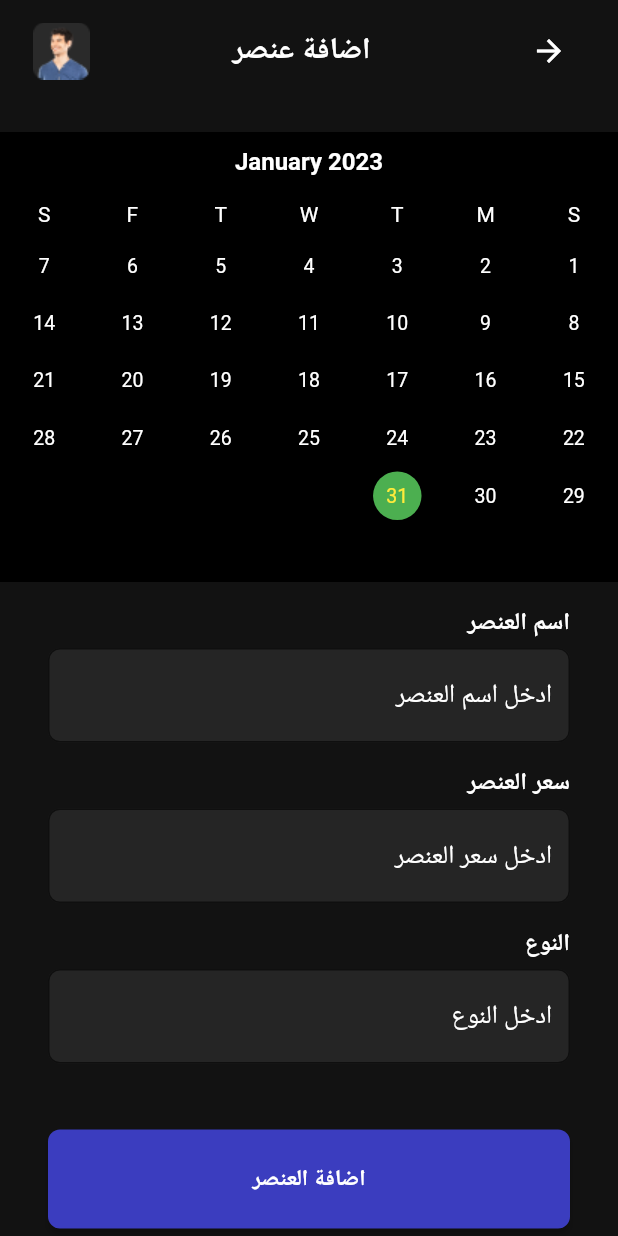
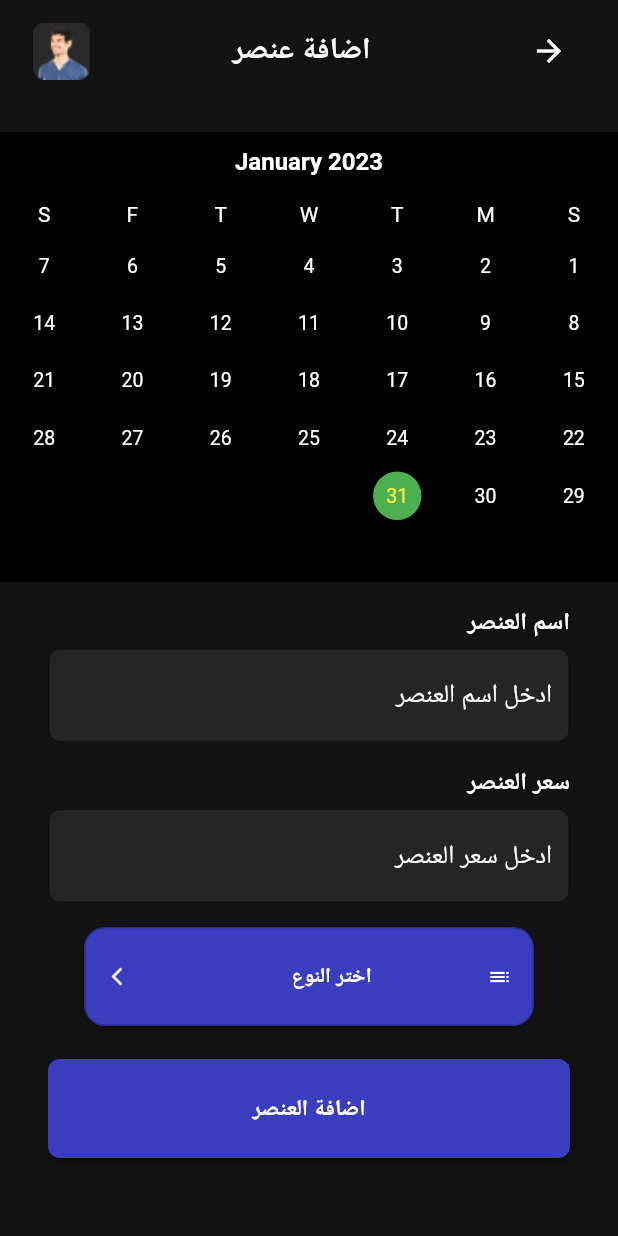
Before and after one commit to RakanW10/budget_tracker, a Flutter app: the screen it shows after launch, after a tap on "اضافة العنصر", on a phone screen of 412 x 824 dp. Run offline on Flutter 3.47's test engine with Material 2 defaults, Android fonts, the phone set to English and light mode, and no system bars; drawn by our look-alikes of dropdown_button2, syncfusion_flutter_datepicker; our stand-ins replace carousel_slider, cloud_firestore, firebase_auth, firebase_core, flutter_svg, get and 2 more; accounts and stored records are empty.

Commit message:
finish up something

```diff
--- a/lib/view/addElementPage.dart
+++ b/lib/view/addElementPage.dart
@@ -1,22 +1,33 @@
 import 'package:budget_tracker/controllers/addElementController.dart';
+import 'package:dropdown_button2/dropdown_button2.dart';
 import 'package:flutter/foundation.dart';
 import 'package:flutter/material.dart';
 import 'package:syncfusion_flutter_datepicker/datepicker.dart';
-import '../models/elementModel.dart';
 
 import '../constants.dart';
 import '../style.dart';
 import 'widgets/customInputFiled.dart';
 
-class AddElementPage extends StatelessWidget {
-  AddElementPage({super.key});
+class AddElementPage extends StatefulWidget {
+  const AddElementPage({super.key});
+
+  @override
+  State<AddElementPage> createState() => _AddElementPageState();
+}
+
+class _AddElementPageState extends State<AddElementPage> {
   TextEditingController elementName = TextEditingController();
+
   TextEditingController elementPrice = TextEditingController();
-  TextEditingController elementType = TextEditingController();
+
   DateRangePickerController elementDate = DateRangePickerController();
+
+  var elementTypes = ["طعام", "مواصلات", "مستلزمات", "فواتير", "تسوق", "دخل"];
 
   @override
   Widget build(BuildContext context) {
+    String? selectedValue;
+
     return SafeArea(
       child: Scaffold(
         backgroundColor: backgroundColor,
@@ -62,7 +73,6 @@ class AddElementPage extends StatelessWidget {
                   backgroundColor: calenderBlackColor,
                 ),
                 backgroundColor: calenderBlackColor,
-                onSelectionChanged: (v) {},
                 selectionMode: DateRangePickerSelectionMode.single,
                 monthCellStyle: const DateRangePickerMonthCellStyle(
                   textStyle: TextStyle(color: Colors.white),
@@ -93,35 +103,112 @@ class AddElementPage extends StatelessWidget {
                 hintText: "ادخل سعر العنصر",
                 inputType: InputType.number,
               ),
-              CustomInputFiled(
-                userController: elementType,
-                labelName: "النوع",
-                hintText: "ادخل النوع",
-                inputType: InputType.normal,
+              Padding(
+                padding: const EdgeInsets.only(top: 16),
+                child: DropdownButtonHideUnderline(
+                  child: DropdownButton2(
+                    isExpanded: true,
+                    hint: Row(
+                      children: const [
+                        Icon(
+                          Icons.list,
+                          size: 16,
+                          color: Colors.white,
+                        ),
+                        SizedBox(
+                          width: 4,
+                        ),
+                        Expanded(
+                          child: Text(
+                            '                     اختر النوع',
+                            style: TextStyle(
+                              fontSize: 14,
+                              fontWeight: FontWeight.bold,
+                              color: Colors.white,
+                            ),
+                            overflow: TextOverflow.ellipsis,
+                          ),
+                        ),
+                      ],
+                    ),
+                    items: elementTypes
+                        .map((item) => DropdownMenuItem<String>(
+                              value: item,
+                              child: Text(
+                                item,
+                                style: const TextStyle(
+                                  fontSize: 14,
+                                  fontWeight: FontWeight.bold,
+                                  color: Colors.white,
+                                ),
+                                overflow: TextOverflow.ellipsis,
+                              ),
+                            ))
+                        .toList(),
+                    value: selectedValue,
+                    onChanged: (value) {
+                      setState(() {
+                        selectedValue = value;
+                      });
+                    },
+                    icon: const Icon(
+                      Icons.arrow_forward_ios_outlined,
+                    ),
+                    iconSize: 14,
+                    iconEnabledColor: Colors.white,
+                    iconDisabledColor: Colors.grey,
+                    buttonHeight: 66,
+                    buttonWidth: 300,
+                    buttonPadding: const EdgeInsets.only(left: 14, right: 14),
+                    buttonDecoration: BoxDecoration(
+                      borderRadius: BorderRadius.circular(14),
+                      border: Border.all(
+                        color: Colors.black26,
+                      ),
+                      color: elevatedButtonColor,
+                    ),
+                    buttonElevation: 2,
+                    itemHeight: 40,
+                    itemPadding: const EdgeInsets.only(left: 14, right: 14),
+                    dropdownMaxHeight: 200,
+                    dropdownWidth: 200,
+                    dropdownPadding: null,
+                    dropdownDecoration: BoxDecoration(
+                      borderRadius: BorderRadius.circular(14),
+                      color: elevatedButtonColor,
+                    ),
+                    dropdownElevation: 8,
+                    scrollbarRadius: const Radius.circular(40),
+                    scrollbarThickness: 6,
+                    scrollbarAlwaysShow: true,
+                    offset: const Offset(-20, 0),
+                  ),
+                ),
               ),
               Padding(
-                padding: const EdgeInsets.only(top: 44, left: 32, right: 32),
+                padding: const EdgeInsets.only(
+                    left: 32, right: 32, bottom: 20, top: 22),
                 child: SizedBox(
                   height: 66,
                   width: double.infinity,
                   child: ElevatedButton(
                     onPressed: () {
                       // print(elementDate.selectedDate);
-                      if (elementName.text.isEmpty ||
-                          elementPrice.text.isEmpty ||
-                          elementType.text.isEmpty) {
+                      if (elementName.text.isNotEmpty ||
+                          elementPrice.text.isNotEmpty ||
+                          selectedValue!.isNotEmpty ||
+                          selectedValue != null) {
                         addElement(
                             "elements",
                             elementName.text,
                             num.parse(elementPrice.text),
-                            elementType.text,
+                            selectedValue!,
                             elementDate.selectedDate ?? DateTime.now());
                         if (kDebugMode) {
                           print("done");
                         }
                         elementName.clear();
                         elementPrice.clear();
-                        elementType.clear();
                       }
                     },
                     style: ButtonStyle(
@@ -138,9 +225,9 @@ class AddElementPage extends StatelessWidget {
                   ),
                 ),
               ),
-              SizedBox(
-                height: MediaQuery.of(context).size.height * 0.05,
-              ),
+              // SizedBox(
+              //   height: MediaQuery.of(context).size.height * 0.05,
+              // ),
             ],
           ),
         ),
--- a/pubspec.yaml
+++ b/pubspec.yaml
@@ -23,6 +23,7 @@ dependencies:
   syncfusion_flutter_datepicker: ^20.4.44
   cloud_firestore: ^4.3.1
   json_annotation: ^4.8.0
+  dropdown_button2: ^1.9.2
 
 dev_dependencies:
   flutter_test:
```
Also changed, not shown: pubspec.lock.
